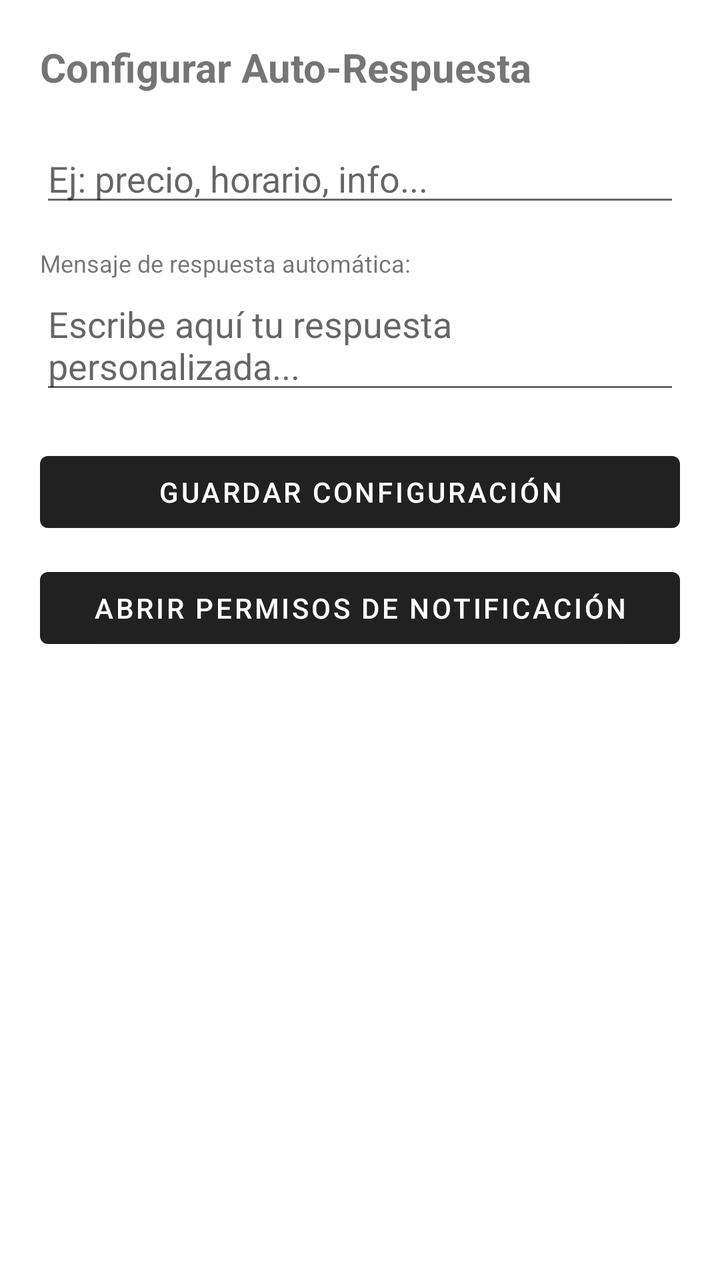
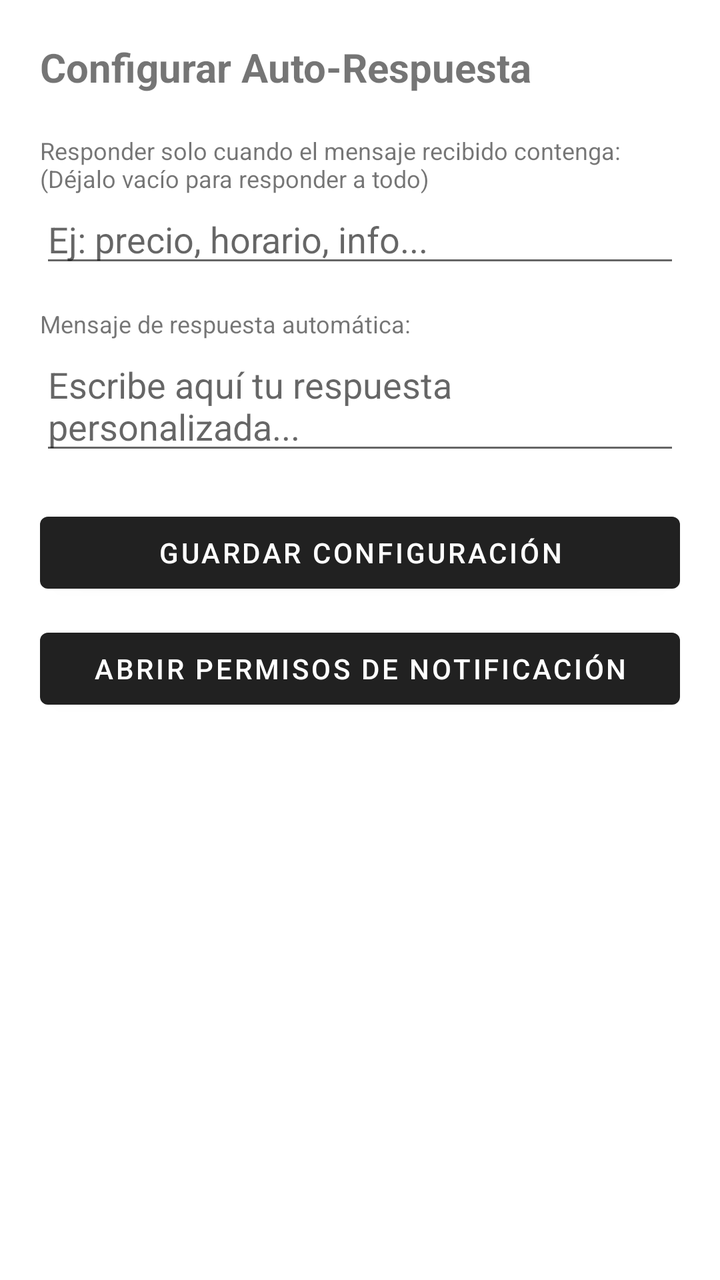

The first picture is an Android layout as it rendered before a commit; the second is the same layout after the commit. The layout source and the unified diff follow.
<!-- AndroidManifest.xml: application theme Theme.MaterialComponents.DayNight.DarkActionBar -->
<!-- res/layout/activity_main.xml -->
<?xml version="1.0" encoding="utf-8"?>
<LinearLayout xmlns:android="http://schemas.android.com/apk/res/android"
    android:layout_width="match_parent"
    android:layout_height="match_parent"
    android:orientation="vertical"
    android:padding="20dp">

    <TextView
        android:layout_width="match_parent"
        android:layout_height="wrap_content"
        android:text="Configurar Auto-Respuesta"
        android:textSize="20sp"
        android:textStyle="bold"
        android:layout_marginBottom="20dp" />

    <TextView
        android:layout_width="match_parent"
        android:layout_height="wrap_wrap"
        android:text="Responder solo cuando el mensaje recibido contenga: (Déjalo vacío para responder a todo)"
        android:textSize="12sp" />

    <EditText
        android:id="@+id/etTrigger"
        android:layout_width="match_parent"
        android:layout_height="wrap_content"
        android:hint="Ej: precio, horario, info..."
        android:layout_marginBottom="15dp" />

    <TextView
        android:layout_width="match_parent"
        android:layout_height="wrap_content"
        android:text="Mensaje de respuesta automática:"
        android:textSize="12sp" />

    <EditText
        android:id="@+id/etReply"
        android:layout_width="match_parent"
        android:layout_height="wrap_content"
        android:hint="Escribe aquí tu respuesta personalizada..."
        android:layout_marginBottom="20dp" />

    <Button
        android:id="@+id/btnSave"
        android:layout_width="match_parent"
        android:layout_height="wrap_content"
        android:text="Guardar Configuración"
        android:layout_marginBottom="10dp" />

    <Button
        android:id="@+id/btnPermission"
        android:layout_width="match_parent"
        android:layout_height="wrap_content"
        android:text="Abrir Permisos de Notificación" />

</LinearLayout>
<!-- resources referenced by this layout -->
<resources>

</resources>

<!-- the commit's change to res/layout/activity_main.xml (unified diff, before → after) -->
@@ -15,7 +15,7 @@
 
     <TextView
         android:layout_width="match_parent"
-        android:layout_height="wrap_wrap"
+        android:layout_height="wrap_content"
         android:text="Responder solo cuando el mensaje recibido contenga: (Déjalo vacío para responder a todo)"
         android:textSize="12sp" />
 
